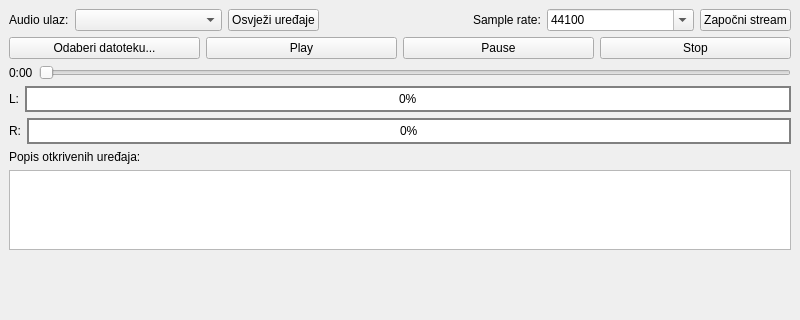
mkovac700/diplomski-rad, file Software/audio-visualizer/mainwindow.ui: the form before one commit; both pictures show x 0 to 800 and y 0 to 320 of the 800 by 600 pixel window.
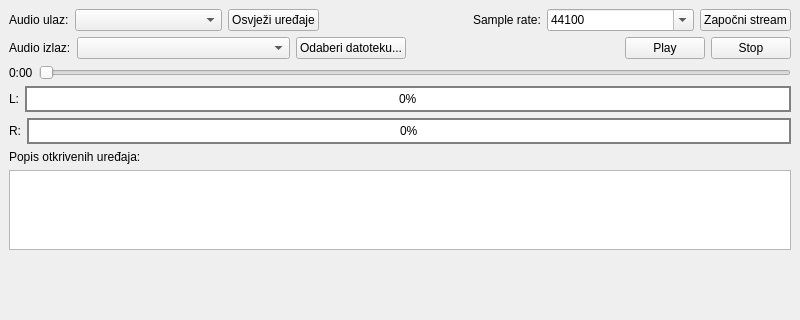
The form after the commit. Custom widgets are drawn as their Qt base class.

The edit to the form file:
```diff
--- a/Software/audio-visualizer/mainwindow.ui
+++ b/Software/audio-visualizer/mainwindow.ui
@@ -95,6 +95,23 @@
     </item>
     <item>
      <layout class="QHBoxLayout" name="horizontalLayout_2">
+      <item>
+       <widget class="QLabel" name="label_2">
+        <property name="text">
+         <string>Audio izlaz:</string>
+        </property>
+       </widget>
+      </item>
+      <item>
+       <widget class="QComboBox" name="comboBox_AudioOut">
+        <property name="sizePolicy">
+         <sizepolicy hsizetype="Expanding" vsizetype="Fixed">
+          <horstretch>0</horstretch>
+          <verstretch>0</verstretch>
+         </sizepolicy>
+        </property>
+       </widget>
+      </item>
       <item>
        <widget class="QPushButton" name="pushButton_openFile">
         <property name="text">
@@ -103,19 +120,25 @@
        </widget>
       </item>
       <item>
-       <widget class="QPushButton" name="pushButton_play">
+       <spacer name="horizontalSpacer_2">
+        <property name="orientation">
+         <enum>Qt::Horizontal</enum>
+        </property>
+        <property name="sizeHint" stdset="0">
+         <size>
+          <width>40</width>
+          <height>20</height>
+         </size>
+        </property>
+       </spacer>
+      </item>
+      <item>
+       <widget class="QPushButton" name="pushButton_PlayPause">
         <property name="text">
          <string>Play</string>
         </property>
        </widget>
       </item>
-      <item>
-       <widget class="QPushButton" name="pushButton_pause">
-        <property name="text">
-         <string>Pause</string>
-        </property>
-       </widget>
-      </item>
       <item>
        <widget class="QPushButton" name="pushButton_stop">
         <property name="text">
```
